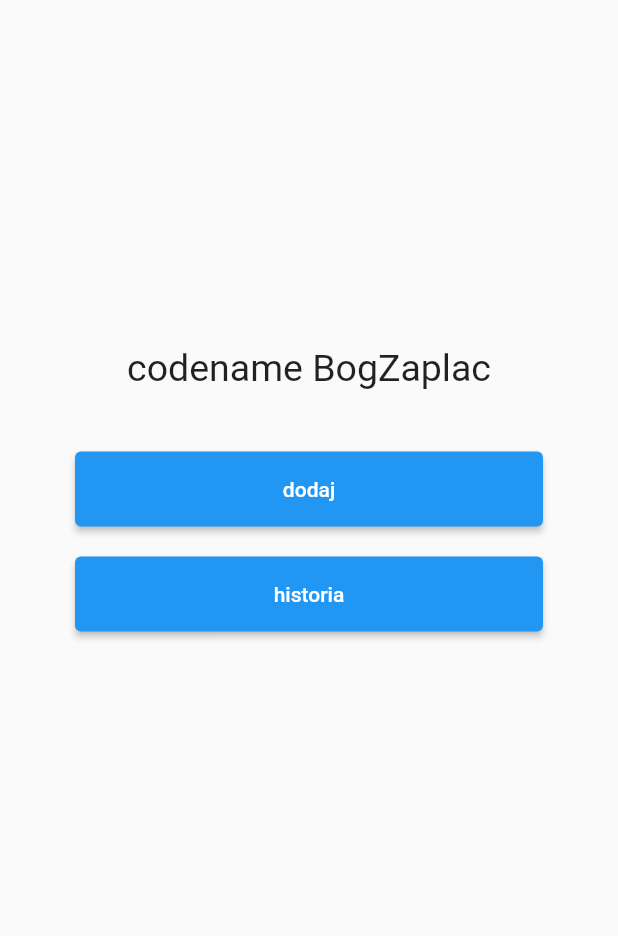
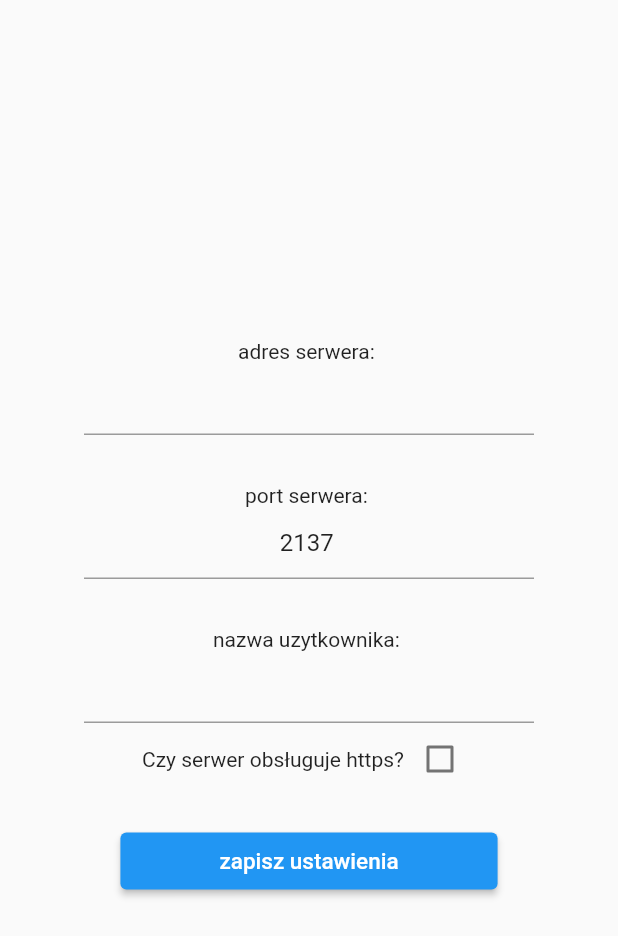
Before and after one commit to kodowiec/bogzaplac, a Flutter app: the screen it shows after launch, on a phone screen of 412 x 824 dp. Shown: the top 936 px of the screen. Run offline on Flutter 3.47's test engine with Material 2 defaults, Android fonts, the phone set to English and light mode, and no system bars; our stand-ins replace dio, image_picker, shared_preferences; accounts and stored records are empty.

Commit message:
client: core - setupscreen

```diff
--- a/bz_client/lib/classes/settings.dart
+++ b/bz_client/lib/classes/settings.dart
@@ -17,6 +17,7 @@ class ConnectionSettings
 class UserSettings
 {
   String username;
+  bool isFirstRun = true;
   ConnectionSettings connection;
 
   UserSettings({
--- a/bz_client/lib/main.dart
+++ b/bz_client/lib/main.dart
@@ -1,3 +1,4 @@
+import 'package:bogzaplac/screens/setup.dart';
 import 'package:flutter/material.dart';
 import 'screens/titlescreen.dart';
 import 'classes/settings.dart';
@@ -13,7 +14,7 @@ void main() async
   runApp(const MyApp());
 }
 
-void initSettings()
+bool populateSettings()
 {
   userSettings = UserSettings(username: "err_def_username", connection: ConnectionSettings());
   userSettings.username           = prefs.getString("username")   ?? "err_def_username";
@@ -22,6 +23,7 @@ void initSettings()
   userSettings.connection.isHttps = prefs.getBool("serverHttps")  ?? false;
   userSettings.isFirstRun         = prefs.getBool("isFirstRun")   ?? true;
   userSettings.connection.buildUrl();
+  return userSettings.isFirstRun;
 }
 
 class MyApp extends StatelessWidget {
@@ -29,11 +31,10 @@ class MyApp extends StatelessWidget {
 
   @override
   Widget build(BuildContext context) {
-    initSettings();
     return MaterialApp(
       title: 'Bóg Zapłać',
       theme: ThemeData(primarySwatch: Colors.blue),
-      home: const TitleScreen(),
+      home: populateSettings()? const SetupScreen() : const TitleScreen(),
     );
   }
 }
--- /dev/null
+++ b/bz_client/lib/screens/setup.dart
@@ -0,0 +1,95 @@
+import 'package:flutter/material.dart';
+import 'package:bogzaplac/main.dart';
+
+class SetupScreen extends StatefulWidget {
+  const SetupScreen({Key? key}) : super(key: key);
+
+  @override
+  State<SetupScreen> createState() => _SetupScreenState();
+}
+
+class _SetupScreenState extends State<SetupScreen>
+{
+  late String _host, _port, _username;
+  late bool _isHttps = false;
+
+  void saveSettings()
+  {
+    prefs.setString("username", _username);
+    prefs.setString("hostname", _host);
+    prefs.setString("port", _port);
+    prefs.setBool("serverHttps", _isHttps);
+    prefs.setBool("isFirstRun", false);
+
+    //populateSettings();
+    if(!populateSettings())
+    {
+      runApp(MyApp(key: UniqueKey()));
+      //Navigator.pushReplacement(context, MaterialPageRoute(builder: (context) => MyApp(key: UniqueKey(),),)); // << this was bugging out and sending requests 10 times lmao
+    }
+  }
+
+  @override
+  Widget build(BuildContext context)
+  {
+    return Scaffold(
+      body: Center(
+        child: Column(
+          mainAxisAlignment: MainAxisAlignment.center,
+          crossAxisAlignment: CrossAxisAlignment.center,
+        children: [
+          const Text("adres serwera: "),
+          SizedBox(
+              width: 300,
+              child:  TextFormField(
+                onChanged: (text) => _host = text,
+                autocorrect: false,
+                enableIMEPersonalizedLearning: false,
+                enableSuggestions: false,
+                textAlign: TextAlign.center,
+                initialValue: (userSettings.connection.host != "localhost")? userSettings.connection.host : null,
+              ),
+            ),
+          const Text("\n\nport serwera: "),
+          SizedBox(
+              width: 300,
+              child:  TextFormField(
+                onChanged: (text) => _port = text,
+                autocorrect: false,
+                enableIMEPersonalizedLearning: false,
+                enableInteractiveSelection: false,
+                enableSuggestions: false,
+                textAlign: TextAlign.center,
+                keyboardType: const TextInputType.numberWithOptions(decimal: false, signed: false),
+                initialValue: userSettings.connection.port,
+              ),
+            ),
+          userSettings.isFirstRun? const Text("\n\nnazwa uzytkownika: ") : const SizedBox(height: 0,),
+          userSettings.isFirstRun? SizedBox(
+              width: 300,
+              child:  TextFormField(
+                onChanged: (text) => _username = text,
+                textAlign: TextAlign.center,
+              ),
+            ) : const SizedBox(height: 0,),
+          Row(
+            mainAxisAlignment: MainAxisAlignment.center,
+            children: [
+              const Text("Czy serwer obsługuje https?"),
+              Checkbox(value: _isHttps, onChanged: (value) => setState(() {
+                _isHttps = value!;
+              }))
+            ],
+          ),
+          const SizedBox(height: 20),
+          ElevatedButton(
+                  onPressed: saveSettings,
+                  child: const Padding(
+                      padding: EdgeInsets.fromLTRB(50, 10, 50, 10),
+                      child: Text("zapisz ustawienia", style: TextStyle(fontSize: 15)))),
+        ],
+      ),),
+    );
+  }
+
+}
--- a/bz_client/lib/screens/titlescreen.dart
+++ b/bz_client/lib/screens/titlescreen.dart
@@ -3,6 +3,7 @@ import 'package:flutter/foundation.dart';
 import 'history.dart';
 import 'newentry.dart';
 import 'package:bogzaplac/main.dart';
+import 'package:bogzaplac/screens/setup.dart';
 
 class TitleScreen extends StatefulWidget {
   const TitleScreen({Key? key}) : super(key: key);
@@ -21,9 +22,9 @@ class _TitleScreenState extends State<TitleScreen> {
           child: Column(
             mainAxisAlignment: MainAxisAlignment.center,
             children: [
-              const Expanded(flex: 1, child: Text("")),
+              const Expanded(flex: 2, child: Text("")),
               Expanded(
-                flex: 2,
+                flex: 4,
                 child: GridView(
                   shrinkWrap: true,
                   gridDelegate: const SliverGridDelegateWithFixedCrossAxisCount(
@@ -37,6 +38,7 @@ class _TitleScreenState extends State<TitleScreen> {
                     const Text("codename BogZaplac", style: TextStyle(fontSize: 25), textAlign: TextAlign.center),
                     ElevatedButton(onPressed: () { Navigator.push(context, MaterialPageRoute(builder: (context) => NewEntryScreen(appSetUser: userSettings.username))); }, child: const Text("dodaj")),
                     ElevatedButton(onPressed: () { Navigator.push(context, MaterialPageRoute(builder: (context) => const HistoryScreen())); }, child: const Text("historia")),
+                    ElevatedButton(onPressed: () { Navigator.push(context, MaterialPageRoute(builder: (context) => const SetupScreen())); }, child: const Text("zmien ustawienia serwera"))
                   ],
                 ),
               ),
```
